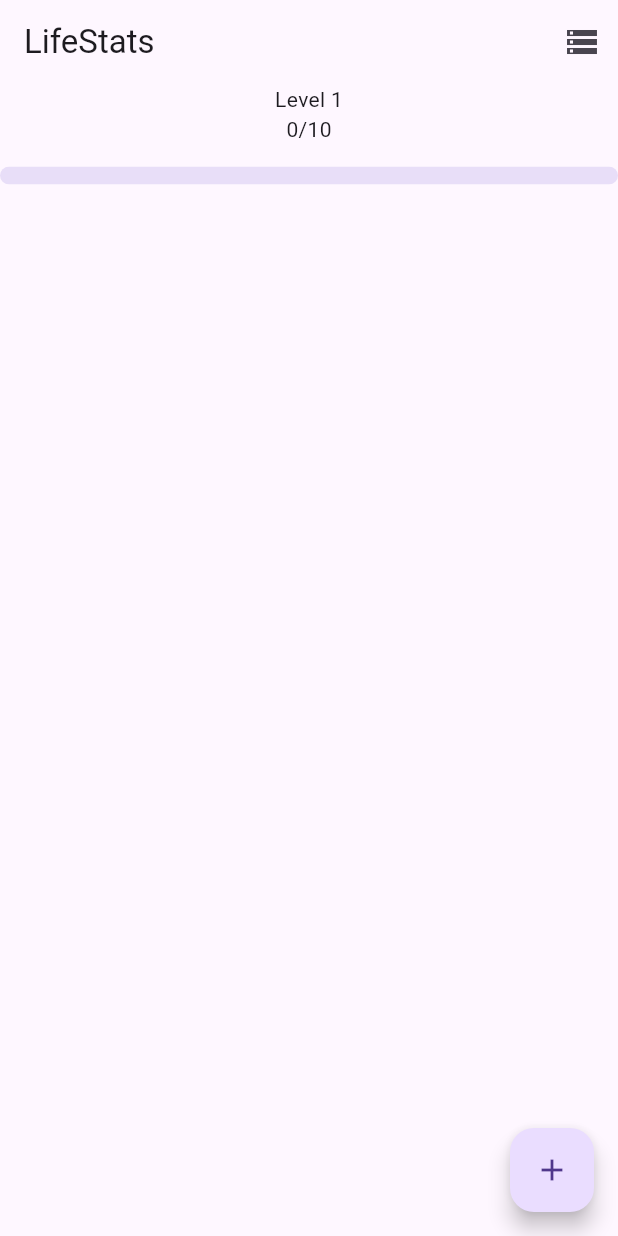
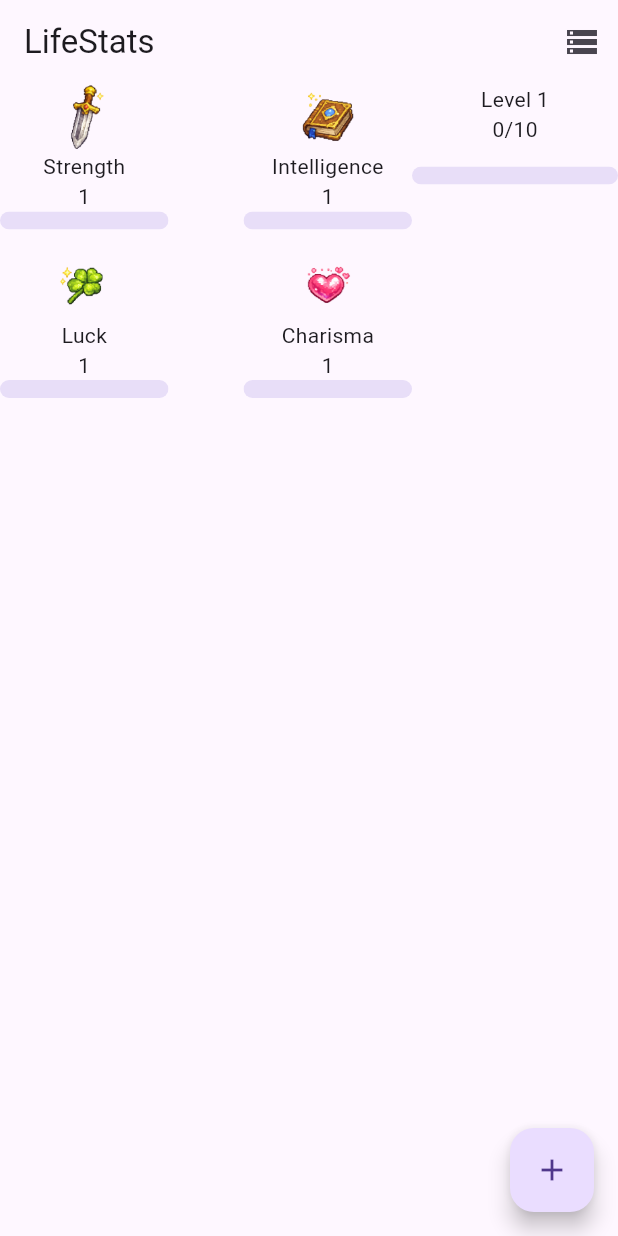
Before and after one commit to haiphong169/LifeStats, a Flutter app: the screen it shows after launch, on a phone screen of 412 x 824 dp. Run offline on Flutter 3.47's test engine with Material 3 defaults, Android fonts, the phone set to English and light mode, and no system bars.

Commit message:
ver 0.1.1

```diff
--- /dev/null
+++ b/lib/domain/game_master.dart
@@ -0,0 +1,28 @@
+import 'package:rpg_self_improvement_app/presentation/notifiers/attribute_notifier.dart';
+import 'package:rpg_self_improvement_app/presentation/notifiers/exp_notifier.dart';
+import 'package:rpg_self_improvement_app/presentation/notifiers/task_notifier.dart';
+import 'package:rpg_self_improvement_app/presentation/ui_models/attribute.dart';
+
+class GameMaster {
+  final ExpNotifier expNotifier;
+  final TaskNotifier taskNotifier;
+  final AttributeNotifier attributeNotifier;
+
+  GameMaster({
+    required this.expNotifier,
+    required this.taskNotifier,
+    required this.attributeNotifier,
+  });
+
+  void completeTask(String id, AttributeType attributeType) {
+    taskNotifier.checkTask(id);
+    final didLevelUp = attributeNotifier.gainAttributeExperience(
+      5,
+      attributeType,
+    );
+
+    if (didLevelUp) {
+      expNotifier.gainXp(5);
+    }
+  }
+}
--- /dev/null
+++ b/lib/presentation/notifiers/attribute_notifier.dart
@@ -0,0 +1,30 @@
+import 'dart:collection';
+
+import 'package:flutter/widgets.dart';
+import 'package:rpg_self_improvement_app/presentation/ui_models/attribute.dart';
+
+class AttributeNotifier with ChangeNotifier {
+  // mình cần làm gì? nền data cho 4 chỉ số
+  // hiển thị 4 stat cùng với level và thanh kinh nghiệm
+  final Map<AttributeType, Attribute> _gameAttributes = {
+    AttributeType.strength: Attribute(attributeType: AttributeType.strength),
+    AttributeType.intelligence: Attribute(
+      attributeType: AttributeType.intelligence,
+    ),
+    AttributeType.luck: Attribute(attributeType: AttributeType.luck),
+    AttributeType.charisma: Attribute(attributeType: AttributeType.charisma),
+  };
+
+  UnmodifiableMapView<AttributeType, Attribute> get gameAttributes =>
+      UnmodifiableMapView(_gameAttributes);
+
+  bool gainAttributeExperience(int xpAmount, AttributeType type) {
+    var oldAttribute = _gameAttributes[type]!;
+    final gainXpResult = oldAttribute.gainXp(xpAmount);
+    _gameAttributes[type] = gainXpResult.$1;
+
+    notifyListeners();
+
+    return gainXpResult.$2;
+  }
+}
--- a/lib/presentation/notifiers/task_notifier.dart
+++ b/lib/presentation/notifiers/task_notifier.dart
@@ -4,10 +4,9 @@ import 'package:flutter/widgets.dart';
 import 'package:rpg_self_improvement_app/presentation/ui_models/task.dart';
 
 class TaskNotifier with ChangeNotifier {
-  final void Function(int) addXp;
   final List<Task> _tasks = [];
 
-  TaskNotifier({required this.addXp});
+  TaskNotifier();
 
   UnmodifiableListView<Task> get tasks => UnmodifiableListView(_tasks);
 
@@ -23,9 +22,12 @@ class TaskNotifier with ChangeNotifier {
   }
 
   void checkTask(String id) {
-    final checkedTask = _tasks.firstWhere((task) => task.id == id);
-    checkedTask.isCompleted = true;
-    addXp(5);
+    final index = _tasks.indexWhere((task) => task.id == id);
+    if (index == -1) return;
+
+    final oldTask = _tasks[index];
+    _tasks[index] = oldTask.completedTask();
+
     notifyListeners();
   }
 }
--- a/lib/presentation/screens/home_screen.dart
+++ b/lib/presentation/screens/home_screen.dart
@@ -1,7 +1,10 @@
 import 'package:flutter/material.dart';
 import 'package:provider/provider.dart';
+import 'package:rpg_self_improvement_app/domain/game_master.dart';
+import 'package:rpg_self_improvement_app/presentation/notifiers/attribute_notifier.dart';
 import 'package:rpg_self_improvement_app/presentation/notifiers/exp_notifier.dart';
 import 'package:rpg_self_improvement_app/presentation/notifiers/task_notifier.dart';
+import 'package:rpg_self_improvement_app/presentation/widgets/attribute_display.dart';
 import 'package:rpg_self_improvement_app/presentation/widgets/experience_bar.dart';
 import 'package:rpg_self_improvement_app/presentation/widgets/task_list_tile.dart';
 import 'package:rpg_self_improvement_app/utils/navigation.dart';
@@ -30,19 +33,43 @@ class HomeScreen extends StatelessWidget {
       body: Center(
         child: Column(
           children: [
-            Consumer<ExpNotifier>(
+            Consumer2<ExpNotifier, AttributeNotifier>(
               builder:
-                  (context, value, child) => SizedBox(
-                    height: MediaQuery.of(context).size.height / 3,
-                    child: Center(
-                      child: Column(
-                        children: [
-                          Text("Level ${value.level}"),
-                          Text("${value.currentXp}/${value.xpForNextLevel}"),
-                          SizedBox(height: 15),
-                          AnimatedExperienceBar(progress: value.progress),
-                        ],
-                      ),
+                  (context, expNotifier, attributeNotifier, child) => SizedBox(
+                    height: MediaQuery.of(context).size.height / 2,
+                    child: Row(
+                      children: [
+                        Flexible(
+                          flex: 2,
+                          child: GridView.count(
+                            crossAxisCount: 2,
+                            crossAxisSpacing: 50,
+                            children:
+                                attributeNotifier.gameAttributes.values
+                                    .map(
+                                      (attribute) => AttributeDisplay(
+                                        attribute: attribute,
+                                      ),
+                                    )
+                                    .toList(),
+                          ),
+                        ),
+                        Flexible(
+                          flex: 1,
+                          child: Column(
+                            children: [
+                              Text("Level ${expNotifier.level}"),
+                              Text(
+                                "${expNotifier.currentXp}/${expNotifier.xpForNextLevel}",
+                              ),
+                              SizedBox(height: 15),
+                              AnimatedExperienceBar(
+                                progress: expNotifier.progress,
+                              ),
+                            ],
+                          ),
+                        ),
+                      ],
                     ),
                   ),
             ),
@@ -57,7 +84,10 @@ class HomeScreen extends StatelessWidget {
                         key: Key(task.id),
                         task: task,
                         onCheck: (_) {
-                          value.checkTask(task.id);
+                          context.read<GameMaster>().completeTask(
+                            task.id,
+                            task.attributeType,
+                          );
                         },
                       );
                     },
--- /dev/null
+++ b/lib/presentation/ui_models/attribute.dart
@@ -0,0 +1,76 @@
+enum AttributeType { strength, intelligence, luck, charisma }
+
+extension AttributeTypeHelper on AttributeType {
+  String get icon {
+    switch (this) {
+      case AttributeType.strength:
+        return "assets/images/attribute_icons/strength_icon.png";
+      case AttributeType.intelligence:
+        return "assets/images/attribute_icons/intelligence_icon.png";
+      case AttributeType.luck:
+        return "assets/images/attribute_icons/luck_icon.png";
+      case AttributeType.charisma:
+        return "assets/images/attribute_icons/charisma_icon.png";
+    }
+  }
+
+  String get name {
+    switch (this) {
+      case AttributeType.strength:
+        return "Strength";
+      case AttributeType.intelligence:
+        return "Intelligence";
+      case AttributeType.luck:
+        return "Luck";
+      case AttributeType.charisma:
+        return "Charisma";
+    }
+  }
+}
+
+class Attribute {
+  final int level;
+  final int currentXp;
+  final int xpForNextLevel;
+  final AttributeType attributeType;
+
+  // TODO: Đây là chưa rework hệ thống kinh nghiệm, cần phải sử a sau này
+  const Attribute({
+    this.level = 1,
+    this.currentXp = 0,
+    this.xpForNextLevel = 10,
+    required this.attributeType,
+  });
+
+  double get progress => currentXp / xpForNextLevel;
+
+  (Attribute, bool) gainXp(int xpAmount) {
+    int newCurrentXp = currentXp + xpAmount;
+
+    if (newCurrentXp >= xpForNextLevel) {
+      int newLevel = level + 1;
+      newCurrentXp -= xpForNextLevel;
+      int newXpForNextLevel = xpForNextLevel + 10;
+
+      return (
+        Attribute(
+          level: newLevel,
+          currentXp: newCurrentXp,
+          xpForNextLevel: newXpForNextLevel,
+          attributeType: attributeType,
+        ),
+        true,
+      );
+    }
+
+    return (
+      Attribute(
+        level: level,
+        currentXp: newCurrentXp,
+        xpForNextLevel: xpForNextLevel,
+        attributeType: attributeType,
+      ),
+      false,
+    );
+  }
+}
--- a/lib/presentation/ui_models/task.dart
+++ b/lib/presentation/ui_models/task.dart
@@ -1,13 +1,27 @@
+import 'package:rpg_self_improvement_app/presentation/ui_models/attribute.dart';
+
 class Task {
   final String id;
   final String title;
   final String description;
-  bool isCompleted;
+  final bool isCompleted;
+  final AttributeType attributeType;
 
   Task({
     required this.id,
     required this.title,
     required this.description,
     required this.isCompleted,
+    required this.attributeType,
   });
+
+  Task completedTask() {
+    return Task(
+      id: id,
+      title: title,
+      description: description,
+      isCompleted: true,
+      attributeType: attributeType,
+    );
+  }
 }
--- /dev/null
+++ b/lib/presentation/widgets/attribute_display.dart
@@ -0,0 +1,23 @@
+import 'package:flutter/material.dart';
+import 'package:rpg_self_improvement_app/presentation/ui_models/attribute.dart';
+import 'package:rpg_self_improvement_app/presentation/widgets/experience_bar.dart';
+
+class AttributeDisplay extends StatelessWidget {
+  const AttributeDisplay({super.key, required this.attribute});
+
+  final Attribute attribute;
+
+  @override
+  Widget build(BuildContext context) {
+    return Center(
+      child: Column(
+        children: [
+          Image.asset(attribute.attributeType.icon, height: 45, width: 45),
+          Text(attribute.attributeType.name),
+          Text(attribute.level.toString()),
+          AnimatedExperienceBar(progress: attribute.progress),
+        ],
+      ),
+    );
+  }
+}
--- a/lib/presentation/widgets/task_list_tile.dart
+++ b/lib/presentation/widgets/task_list_tile.dart
@@ -1,4 +1,5 @@
 import 'package:flutter/material.dart';
+import 'package:rpg_self_improvement_app/presentation/ui_models/attribute.dart';
 import 'package:rpg_self_improvement_app/presentation/ui_models/task.dart';
 
 class TaskListTile extends StatelessWidget {
@@ -13,6 +14,7 @@ class TaskListTile extends StatelessWidget {
       leading: Checkbox(value: task.isCompleted, onChanged: onCheck),
       title: Text(task.title),
       subtitle: Text(task.description),
+      trailing: Image.asset(task.attributeType.icon, height: 50, width: 60),
     );
   }
 }
--- /dev/null
+++ b/lib/utils/attributes.dart
@@ -0,0 +1,2 @@
+import 'dart:collection';
+import 'package:rpg_self_improvement_app/presentation/ui_models/attribute.dart';
--- a/pubspec.yaml
+++ b/pubspec.yaml
@@ -20,3 +20,6 @@ dev_dependencies:
 
 flutter:
   uses-material-design: true
+  assets:
+    - assets/images/
+    - assets/images/attribute_icons/
```
Also changed, not shown: lib/main.dart (+16 -6 lines), lib/presentation/screens/add_task_screen.dart (+30 -4 lines), assets/images/attribute_icons/charisma_icon.png (added), assets/images/attribute_icons/intelligence_icon.png (added), assets/images/attribute_icons/luck_icon.png (added), assets/images/attribute_icons/strength_icon.png (added), assets/images/lover.png (added), assets/images/merchant.png (added), assets/images/warrior.png (added), assets/images/wizard.png (added).
